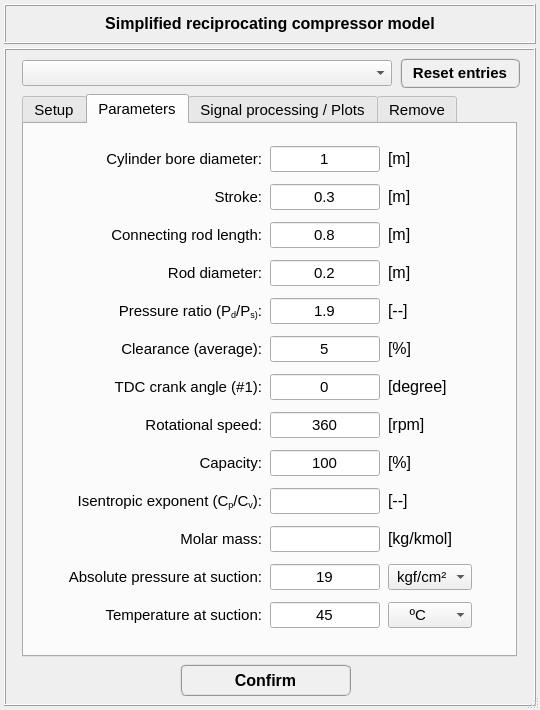
Qt form data/user_input/ui_files/Model/Setup/Acoustic/compressor_model_input.ui (open-pulse/OpenPulse) before a commit.
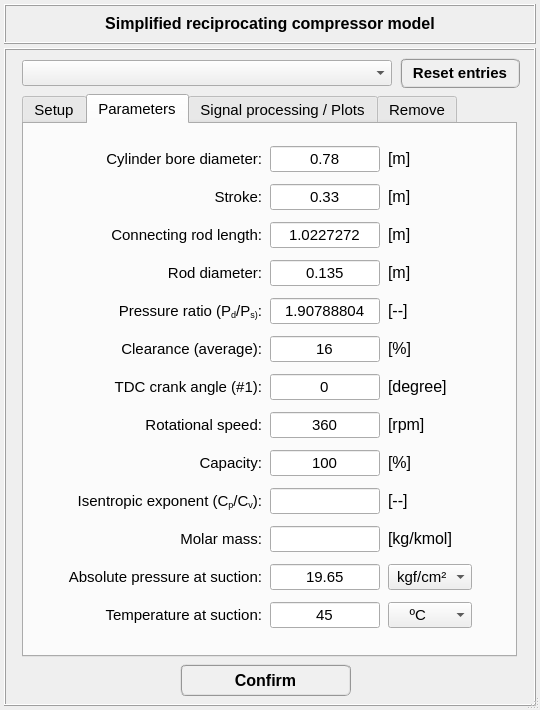
The same form after that commit. The open tabs and pages were chosen to show the change.

```diff
--- a/data/user_input/ui_files/Model/Setup/Acoustic/compressor_model_input.ui
+++ b/data/user_input/ui_files/Model/Setup/Acoustic/compressor_model_input.ui
@@ -1183,7 +1183,7 @@
             <enum>Qt::StrongFocus</enum>
            </property>
            <property name="text">
-            <string>19</string>
+            <string>19.65</string>
            </property>
            <property name="alignment">
             <set>Qt::AlignCenter</set>
@@ -1834,7 +1834,7 @@
             <enum>Qt::StrongFocus</enum>
            </property>
            <property name="text">
-            <string>0.3</string>
+            <string>0.33</string>
            </property>
            <property name="alignment">
             <set>Qt::AlignCenter</set>
@@ -1989,7 +1989,7 @@
             <enum>Qt::StrongFocus</enum>
            </property>
            <property name="text">
-            <string>0.2</string>
+            <string>0.135</string>
            </property>
            <property name="alignment">
             <set>Qt::AlignCenter</set>
@@ -2144,7 +2144,7 @@
             <enum>Qt::StrongFocus</enum>
            </property>
            <property name="text">
-            <string>0.8</string>
+            <string>1.0227272</string>
            </property>
            <property name="alignment">
             <set>Qt::AlignCenter</set>
@@ -2175,7 +2175,7 @@
             <enum>Qt::StrongFocus</enum>
            </property>
            <property name="text">
-            <string>1.9</string>
+            <string>1.90788804</string>
            </property>
            <property name="alignment">
             <set>Qt::AlignCenter</set>
@@ -2268,7 +2268,7 @@
             <enum>Qt::StrongFocus</enum>
            </property>
            <property name="text">
-            <string>5</string>
+            <string>16</string>
            </property>
            <property name="alignment">
             <set>Qt::AlignCenter</set>
@@ -2296,7 +2296,7 @@
             </font>
            </property>
            <property name="text">
-            <string>1</string>
+            <string>0.78</string>
            </property>
            <property name="alignment">
             <set>Qt::AlignCenter</set>
```
Left out of the diff: 8 changed lines with no effect on the pictures.
